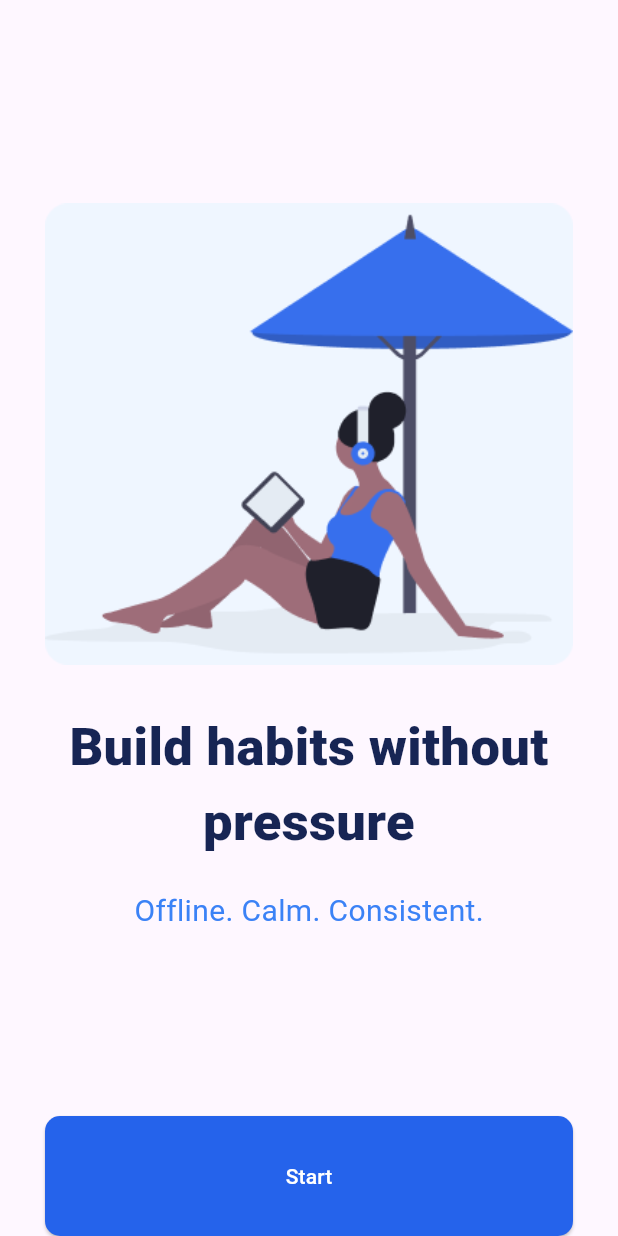
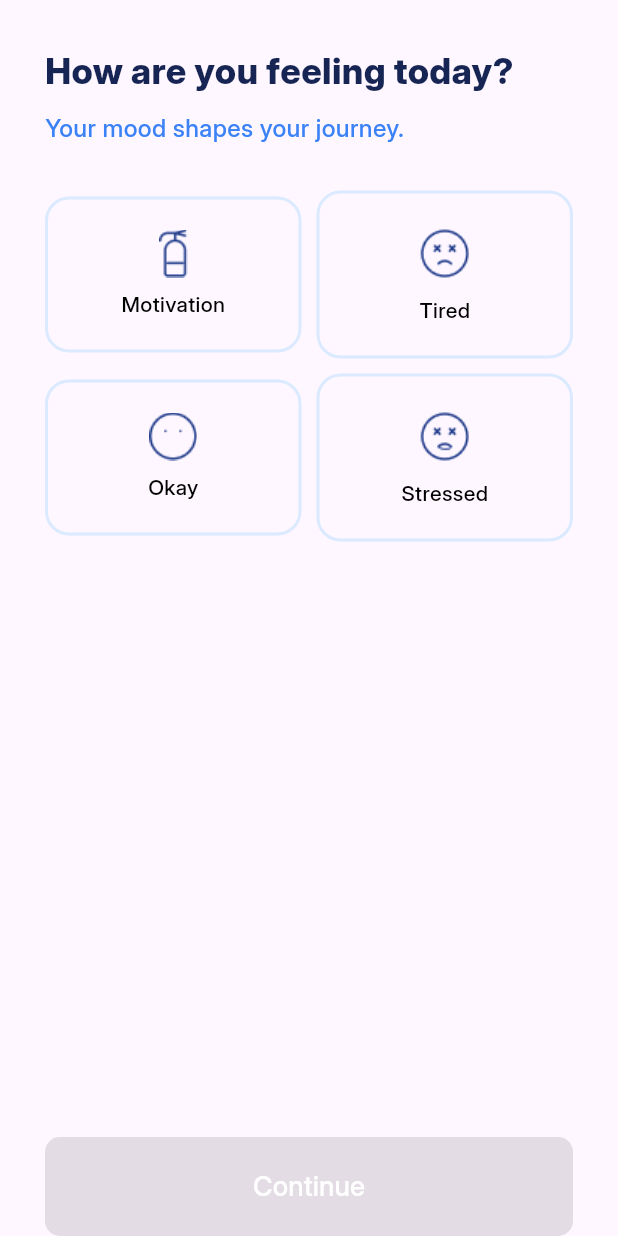
Before and after one commit to Ming-99s/Steady---flutter_final_Project, a Flutter app: the screen it shows after launch, after a tap on "Start", on a phone screen of 412 x 824 dp. Run offline on Flutter 3.47's test engine with Material 3 defaults, Android fonts, the light colour scheme and no system bars; our stand-ins replace device_preview, shared_preferences; project files that could hold a hidden picture were left out.

Commit message:
add icon and add mood Screen

```diff
--- a/lib/main.dart
+++ b/lib/main.dart
@@ -1,20 +1,20 @@
 import 'package:flutter/material.dart';
 import 'package:steady/screens/home.dart';
+import 'package:steady/screens/moodScreen.dart';
 import 'package:steady/screens/startScreen.dart';
 import './utils/app_pref.dart';
 import 'package:device_preview/device_preview.dart';
 
-void main() async{
+void main() async {
   WidgetsFlutterBinding.ensureInitialized();
   final isFirstLaunch = await AppPrefs.isFirstLaunch();
 
   runApp(
-
     DevicePreview(
-      builder: (context) => Steady(isFirstLaunch: isFirstLaunch), // Wrap your app
-    )
+      builder: (context) =>
+          Steady(isFirstLaunch: isFirstLaunch), // Wrap your app
+    ),
   );
-
 }
 
 class Steady extends StatelessWidget {
@@ -25,10 +25,12 @@ class Steady extends StatelessWidget {
   @override
   Widget build(BuildContext context) {
     return MaterialApp(
+      theme: ThemeData(
+        useMaterial3: true,
+        fontFamily: 'Inter', // Matches the 'family' name in pubspec.yaml
+      ),
       debugShowCheckedModeBanner: false,
-      home: Scaffold(
-        body: isFirstLaunch? Startscreen() : HomeScreen(),
-      ),
+      home: Scaffold(body: isFirstLaunch ? Startscreen() : MoodScreen()),
     );
   }
 }
--- a/lib/screens/home.dart
+++ b/lib/screens/home.dart
@@ -5,6 +5,8 @@ class HomeScreen extends StatelessWidget {
 
   @override
   Widget build(BuildContext context) {
-    return const Placeholder();
+    return const Scaffold(
+      body: Text('this is homepage'),
+    );
   }
 }
--- a/lib/screens/moodScreen.dart
+++ b/lib/screens/moodScreen.dart
@@ -0,0 +1,143 @@
+import 'package:flutter/material.dart';
+import 'package:steady/screens/home.dart';
+import '../theme/appColor.dart';
+import '../widgets/moodWidget.dart';
+import '../utils/app_pref.dart';
+import '../utils/enums.dart';
+
+class MoodScreen extends StatefulWidget {
+  const MoodScreen({super.key});
+
+  @override
+  State<MoodScreen> createState() => _MoodScreenState();
+}
+
+class _MoodScreenState extends State<MoodScreen> {
+  String? _selectedMood; // store the selected mood title
+
+  @override
+  Widget build(BuildContext context) {
+    // List of moods
+
+
+    return Scaffold(
+      body: SafeArea(
+        child: Padding(
+          padding: const EdgeInsets.symmetric(horizontal: 30),
+          child: Column(
+            crossAxisAlignment: CrossAxisAlignment.stretch,
+            children: [
+              const SizedBox(height: 30),
+              const Text(
+                'How are you feeling today?',
+                style: TextStyle(
+                  color: AppColors.textPrimary,
+                  fontSize: 23.7,
+                  fontWeight: FontWeight.w800,
+                ),
+              ),
+              const SizedBox(height: 10),
+              const Text(
+                'Your mood shapes your journey.',
+                style: TextStyle(
+                  color: AppColors.textSecondary,
+                  fontSize: 16.1,
+                  fontWeight: FontWeight.w500,
+                ),
+              ),
+              const SizedBox(height: 30),
+
+              // First Row
+              Row(
+                children: [
+                  Expanded(
+                    child: Moodwidget(
+                      image: MoodType.motivate.image,
+                      title: MoodType.motivate.title,
+                      isSelected: _selectedMood == MoodType.motivate.title,
+                      onTap: () {
+                        setState(() {
+                          _selectedMood = MoodType.motivate.title;
+                        });
+                      },
+                    ),
+                  ),
+                  const SizedBox(width: 10),
+                  Expanded(
+                    child: Moodwidget(
+                      image: MoodType.tired.image,
+                      title: MoodType.tired.title,
+                      isSelected: _selectedMood == MoodType.tired.title,
+                      onTap: () {
+                        setState(() {
+                          _selectedMood = MoodType.tired.title;
+                        });
+                      },
+                    ),
+                  ),
+                ],
+              ),
+              const SizedBox(height: 10),
+              // Second Row
+              Row(
+                children: [
+                  Expanded(
+                    child: Moodwidget(
+                      image: MoodType.normal.image,
+                      title: MoodType.normal.title,
+                      isSelected: _selectedMood == MoodType.normal.title,
+                      onTap: () {
+                        setState(() {
+                          _selectedMood = MoodType.normal.title;
+                        });
+                      },
+                    ),
+                  ),
+                  const SizedBox(width: 10),
+                  Expanded(
+                    child: Moodwidget(
+                      image: MoodType.stressed.image,
+                      title: MoodType.stressed.title,
+                      isSelected: _selectedMood == MoodType.stressed.title,
+                      onTap: () {
+                        setState(() {
+                          _selectedMood = MoodType.stressed.title;
+                        });
+                      },
+                    ),
+                  ),
+                ],
+              ),
+
+              const Spacer(flex: 3),
+              ElevatedButton(
+                onPressed: _selectedMood == null
+                    ? null
+                    : () async {
+                        await AppPrefs.setMoodCompletedToday();
+                        Navigator.push(
+                          context,
+                          MaterialPageRoute(
+                            builder: (_) => HomeScreen(),
+                          ),
+                        );
+                      },
+                style: ElevatedButton.styleFrom(
+                  padding: const EdgeInsets.symmetric(vertical: 20),
+                  backgroundColor: AppColors.primary,
+                  shape: RoundedRectangleBorder(
+                    borderRadius: BorderRadius.circular(10),
+                  ),
+                ),
+                child: const Text(
+                  'Continue',
+                  style: TextStyle(color: AppColors.secondary, fontSize: 18),
+                ),
+              ),
+            ],
+          ),
+        ),
+      ),
+    );
+  }
+}
--- a/lib/screens/startScreen.dart
+++ b/lib/screens/startScreen.dart
@@ -1,5 +1,8 @@
 import 'package:flutter/material.dart';
 import 'package:steady/theme/appColor.dart';
+import './moodScreen.dart';
+import './home.dart';
+import '../utils/app_pref.dart';
 
 class Startscreen extends StatelessWidget {
   const Startscreen({super.key});
@@ -7,51 +10,68 @@ class Startscreen extends StatelessWidget {
   @override
   Widget build(BuildContext context) {
     return Center(
-
-
       child: SafeArea(
         child: Padding(
           padding: const EdgeInsets.symmetric(horizontal: 30),
           child: Column(
             mainAxisAlignment: MainAxisAlignment.center,
             children: [
-              const Spacer(flex: 4,),
+              const Spacer(flex: 4),
               Image.asset('assets/images/illustration-container.png'),
-              SizedBox(height: 30,),
-              const Text('Build habits without pressure',
+              SizedBox(height: 30),
+              const Text(
+                'Build habits without pressure',
 
-              textAlign: TextAlign.center,
-              style: TextStyle(color: AppColors.textPrimary, fontWeight: FontWeight.w900,fontSize: 35,),),
-              SizedBox(height: 20,),
+                textAlign: TextAlign.center,
+                style: TextStyle(
+                  color: AppColors.textPrimary,
+                  fontWeight: FontWeight.w900,
+                  fontSize: 29,
+                ),
+              ),
+              SizedBox(height: 20),
 
-              const Text('Offline. Calm. Consistent.',style: TextStyle(color: AppColors.textSecondary,fontSize: 20),),
-              SizedBox(height: 20,),
+              const Text(
+                'Offline. Calm. Consistent.',
+                style: TextStyle(color: AppColors.textSecondary, fontSize: 18),
+              ),
+              SizedBox(height: 20),
 
-              const Spacer(flex: 3,),
+              const Spacer(flex: 3),
               SizedBox(
                 width: double.infinity,
-                child: ElevatedButton(onPressed: ()=>{},
+                child: ElevatedButton(
+                  onPressed: () => _handleStart(context),
                   style: ElevatedButton.styleFrom(
                     padding: EdgeInsets.symmetric(vertical: 30),
                     backgroundColor: AppColors.primary,
                     shape: RoundedRectangleBorder(
-                      borderRadius: BorderRadius.circular(10)
-                    )
+                      borderRadius: BorderRadius.circular(10),
+                    ),
                   ),
 
-                  child: Text('Start',style:
-                  TextStyle(color: AppColors.secondary),),
+                  child: Text(
+                    'Start',
+                    style: TextStyle(
+                      color: AppColors.secondary,
+                      fontSize: 16.8,
+                    ),
+                  ),
                 ),
-              )
+              ),
+            ],
+          ),
+        ),
+      ),
+    );
+  }
 
+  Future<void> _handleStart(BuildContext context) async {
+    await AppPrefs.setFirstLaunchFalse();
 
-            ]
-
-          ),
-
-        ),
-      )
-
+    Navigator.pushReplacement(
+      context,
+      MaterialPageRoute(builder: (_) => const MoodScreen()),
     );
   }
 }
--- a/lib/utils/app_pref.dart
+++ b/lib/utils/app_pref.dart
@@ -1,15 +1,35 @@
 import 'package:shared_preferences/shared_preferences.dart';
 
 class AppPrefs {
-  static const _firstLaunchKey = 'is_first_launch';
+  static const keyFirstLaunch = 'first_launch';
+  static const keyLastMoodDate = 'last_mood_date';
 
+  // Check first launch
   static Future<bool> isFirstLaunch() async {
     final prefs = await SharedPreferences.getInstance();
-    return prefs.getBool(_firstLaunchKey) ?? true;
+    return prefs.getBool(keyFirstLaunch) ?? true;
   }
 
   static Future<void> setFirstLaunchFalse() async {
     final prefs = await SharedPreferences.getInstance();
-    await prefs.setBool(_firstLaunchKey, false);
+    await prefs.setBool(keyFirstLaunch, false);
+  }
+
+  // Check if Mood done today
+  static Future<bool> isMoodCompletedToday() async {
+    final prefs = await SharedPreferences.getInstance();
+    final dateString = prefs.getString(keyLastMoodDate);
+    if (dateString == null) return false;
+
+    final lastDate = DateTime.parse(dateString);
+    final now = DateTime.now();
+    return lastDate.year == now.year &&
+        lastDate.month == now.month &&
+        lastDate.day == now.day;
+  }
+
+  static Future<void> setMoodCompletedToday() async {
+    final prefs = await SharedPreferences.getInstance();
+    await prefs.setString(keyLastMoodDate, DateTime.now().toIso8601String());
   }
 }
--- a/lib/utils/enums.dart
+++ b/lib/utils/enums.dart
@@ -2,8 +2,13 @@ enum Day{
   monday,tuesday,wednesday,thursday,friday,saturday,sunday
 }
 enum MoodType {
-  happy,
-  normal,
-  stressed,
-  sad,
+  motivate(image: 'motivate.png', title: 'Motivation'),
+  normal(image: 'okay.png', title: 'Okay'),
+  stressed(image: 'stressed.png', title: 'Stressed'),
+  tired(image: 'tired.png', title: 'Tired');
+
+  final String image;
+  final String title;
+
+  const MoodType({required this.image, required this.title});
 }
--- /dev/null
+++ b/lib/widgets/moodWidget.dart
@@ -0,0 +1,49 @@
+import 'package:flutter/material.dart';
+import 'package:steady/theme/appColor.dart';
+
+class Moodwidget extends StatelessWidget {
+  const Moodwidget({
+    super.key,
+    required this.image,
+    required this.title,
+    required this.isSelected,
+    required this.onTap,
+  });
+
+  final String image;
+  final String title;
+  final bool isSelected;
+  final VoidCallback onTap;
+
+  @override
+  Widget build(BuildContext context) {
+    return GestureDetector(
+      onTap: onTap,
+      child: AnimatedContainer(
+        duration: const Duration(milliseconds: 300),
+        padding: const EdgeInsets.symmetric(horizontal: 30, vertical: 20),
+        decoration: BoxDecoration(
+          borderRadius: BorderRadius.circular(16),
+          border: Border.all(
+            color: isSelected ? AppColors.primary : AppColors.border,
+            width: 2,
+          ),
+
+        ),
+        child: Column(
+          children: [
+            Image.asset('assets/icons/$image'),
+            const SizedBox(height: 8),
+            Text(
+              title,
+              style: TextStyle(
+                color: isSelected ? AppColors.primary : Colors.black,
+                fontWeight: isSelected ? FontWeight.bold : FontWeight.normal,
+              ),
+            ),
+          ],
+        ),
+      ),
+    );
+  }
+}
--- a/pubspec.yaml
+++ b/pubspec.yaml
@@ -55,6 +55,7 @@ dev_dependencies:
 flutter:
   assets:
     - assets/images/
+    - assets/icons/
   fonts:
     - family: Inter
       fonts:
```
Also changed, not shown: assets/icons/motivate.png (added), assets/icons/okay.png (added), assets/icons/stressed.png (added), assets/icons/tired.png (added).
